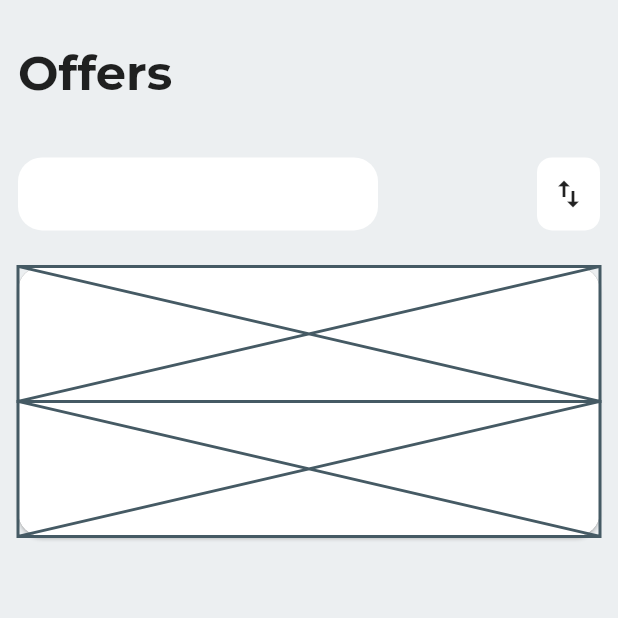
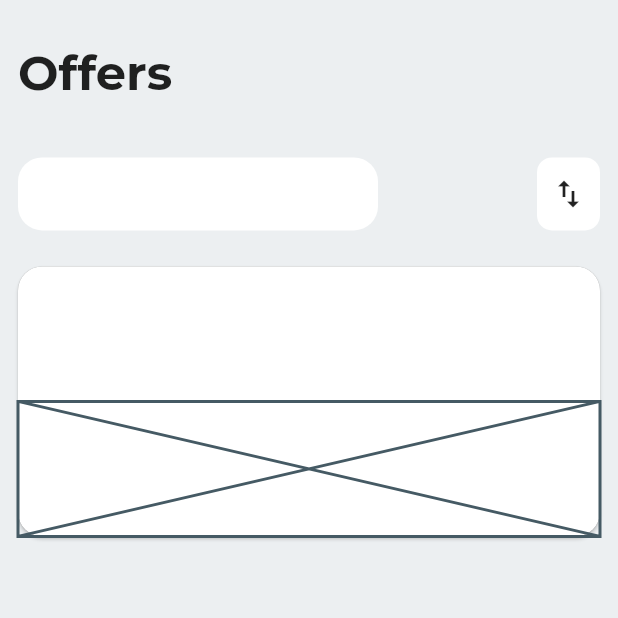
Before and after one commit to JAICHANGPARK/flutter_notebook_11th_story, a Flutter app: the screen it shows after launch, on a phone screen of 412 x 824 dp, the top half of it. Run offline on Flutter 3.47's test engine with Material 2 defaults, Android fonts, the phone set to English and light mode, and no system bars; our stand-ins replace backdrop, badges, flutter_inner_drawer, flutter_slidable, flutter_swiper, google_fonts.

Commit message:
Update offers_home_page.dart

```diff
--- a/lib/ep741_offers_app/ui/offers_home_page.dart
+++ b/lib/ep741_offers_app/ui/offers_home_page.dart
@@ -65,7 +65,13 @@ class _OffersHomePageState extends State<OffersHomePage> {
                         ),
                         child: Column(
                           children: [
-                                    Expanded(child: Placeholder()),
+                                    Expanded(child: Container(
+                                      child: Stack(
+                                        children: [
+
+                                        ],
+                                      ),
+                                    )),
                             Expanded(child: Placeholder()),
 
                           ],
```
